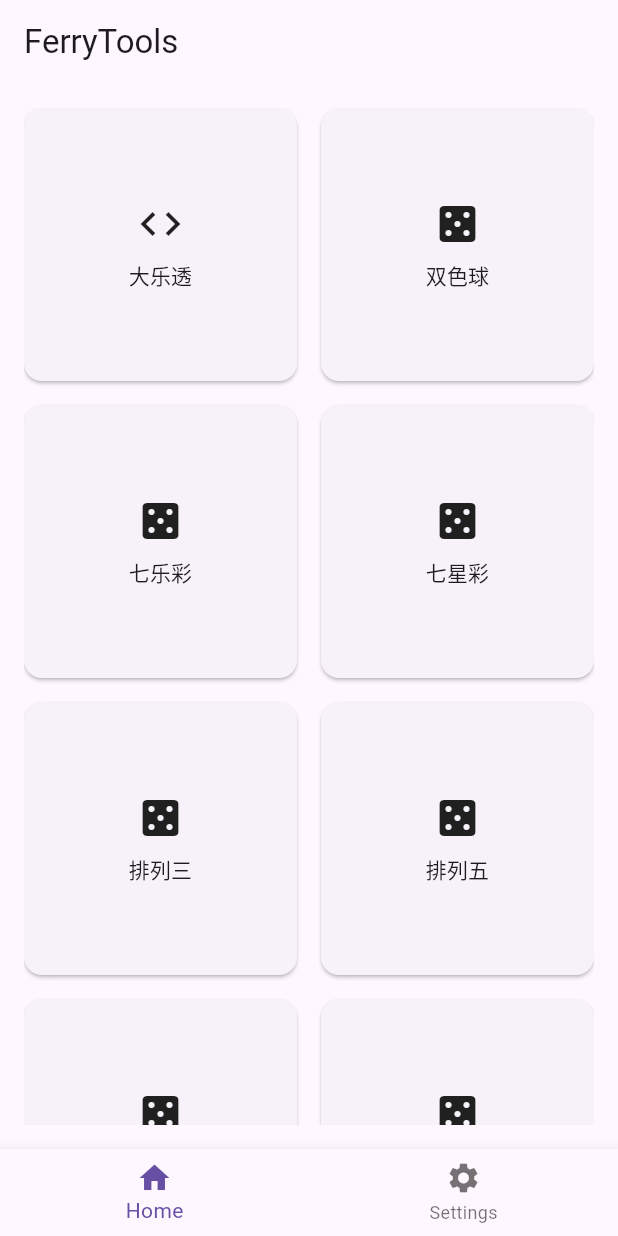
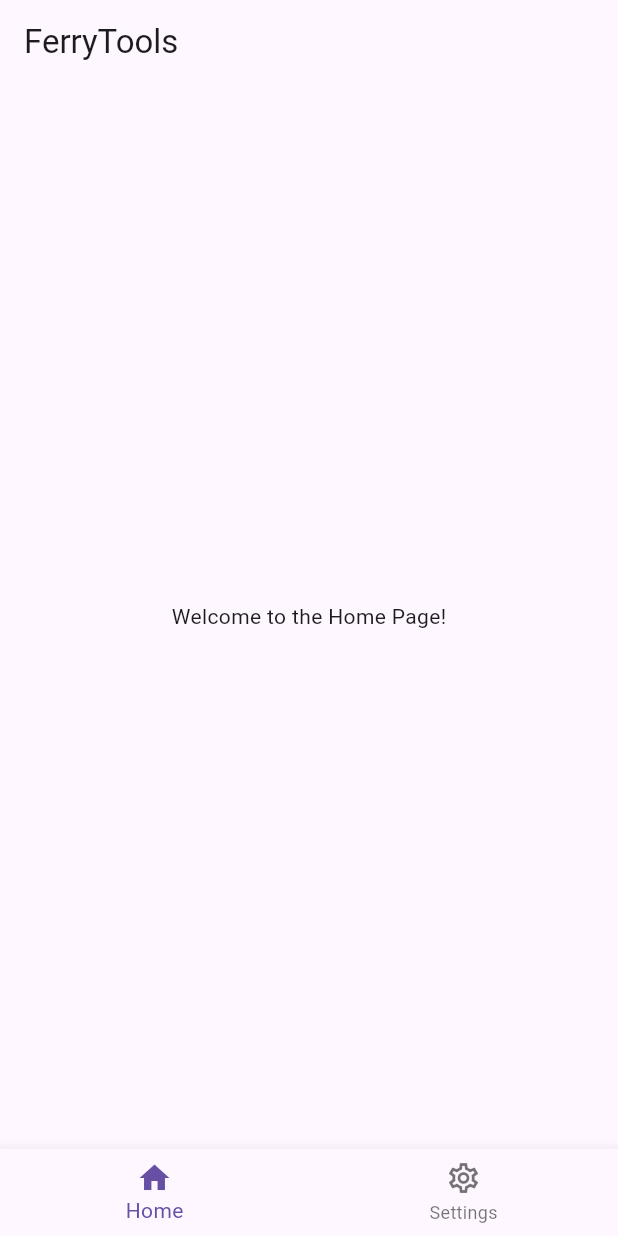
Before and after one commit to Netsh-f/FerryTools, a Flutter app: the screen it shows after launch, on a phone screen of 412 x 824 dp. Run offline on Flutter 3.47's test engine with Material 3 defaults, Android fonts, the phone set to English and light mode, and no system bars.

Commit message:
重构导航栏，响应式

```diff
--- a/lib/main_screen.dart
+++ b/lib/main_screen.dart
@@ -11,30 +11,127 @@ class MainScreen extends StatefulWidget {
 
 class _MainScreenState extends State<MainScreen> {
   int _currentIndex = 0;
-  final List<Widget> _pages = const [
-    HomePage(),
-    SettingPage(),
+
+  static final List<_NavigationItem> _navigationItems = [
+    _NavigationItem(
+      label: 'Home',
+      icon: Icons.home_outlined,
+      selectedIcon: Icons.home,
+      page: const HomePage(),
+    ),
+    _NavigationItem(
+      label: 'Settings',
+      icon: Icons.settings_outlined,
+      selectedIcon: Icons.settings,
+      page: const SettingPage(),
+    ),
   ];
 
   @override
   Widget build(BuildContext context) {
+    final bool isWideScreen = MediaQuery.of(context).size.width >= 600;
+    final currentView = _navigationItems[_currentIndex].page;
+
+    if (isWideScreen) {
+      return _DesktopLayout(
+        currentIndex: _currentIndex,
+        currentView: currentView,
+        onDestinationSelected: (index) => setState(() => _currentIndex = index),
+        navigationItems: _navigationItems,
+      );
+    } else {
+      return _MobileLayout(
+        currentIndex: _currentIndex,
+        currentView: currentView,
+        onDestinationSelected: (index) => setState(() => _currentIndex = index),
+        navigationItems: _navigationItems,
+      );
+    }
+  }
+}
+
+class _NavigationItem {
+  const _NavigationItem({
+    required this.label,
+    required this.icon,
+    required this.selectedIcon,
+    required this.page,
+  });
+
+  final String label;
+  final IconData icon;
+  final IconData selectedIcon;
+  final Widget page;
+}
+
+class _MobileLayout extends StatelessWidget {
+  const _MobileLayout({
+    required this.currentIndex,
+    required this.currentView,
+    required this.onDestinationSelected,
+    required this.navigationItems,
+  });
+
+  final int currentIndex;
+  final Widget currentView;
+  final ValueChanged<int> onDestinationSelected;
+  final List<_NavigationItem> navigationItems;
+
+  @override
+  Widget build(BuildContext context) {
     return Scaffold(
-      appBar: AppBar(
-        title: const Text('FerryTools'),
+      appBar: AppBar(title: const Text('FerryTools')),
+      body: currentView,
+      bottomNavigationBar: BottomNavigationBar(
+        currentIndex: currentIndex,
+        onTap: onDestinationSelected,
+        items: navigationItems.map((item) {
+          return BottomNavigationBarItem(
+            icon: Icon(item.icon),
+            activeIcon: Icon(item.selectedIcon),
+            label: item.label,
+          );
+        }).toList(),
       ),
-      body: _pages[_currentIndex],
-      bottomNavigationBar: BottomNavigationBar(
-        currentIndex: _currentIndex,
-        onTap: (i) => setState(() => _currentIndex = i),
-        items: const [
-          BottomNavigationBarItem(
-            icon: Icon(Icons.home),
-            label: 'Home',
+    );
+  }
+}
+
+class _DesktopLayout extends StatelessWidget {
+  const _DesktopLayout({
+    required this.currentIndex,
+    required this.currentView,
+    required this.onDestinationSelected,
+    required this.navigationItems,
+  });
+
+  final int currentIndex;
+  final Widget currentView;
+  final ValueChanged<int> onDestinationSelected;
+  final List<_NavigationItem> navigationItems;
+
+  @override
+  Widget build(BuildContext context) {
+
+    return Scaffold(
+      appBar: AppBar(title: const Text('FerryTools')),
+      body: Row(
+        children: [
+          NavigationRail(
+            minWidth: 72,
+            groupAlignment: -1.0,
+            labelType: NavigationRailLabelType.all,
+            selectedIndex: currentIndex,
+            onDestinationSelected: onDestinationSelected,
+            destinations: navigationItems.map((item) {
+              return NavigationRailDestination(
+                icon: Icon(item.icon),
+                selectedIcon: Icon(item.selectedIcon),
+                label: Text(item.label),
+              );
+            }).toList(),
           ),
-          BottomNavigationBarItem(
-            icon: Icon(Icons.settings),
-            label: 'Settings',
-          ),
+          Expanded(child: currentView),
         ],
       ),
     );
--- a/lib/pages/home_page.dart
+++ b/lib/pages/home_page.dart
@@ -1,60 +1,12 @@
 import 'package:flutter/material.dart';
-import 'package:ferrytools/widgets/tool_card.dart';
 
 class HomePage extends StatelessWidget {
   const HomePage({super.key});
 
-  static final List<Map<String, dynamic>> _tools = [
-    {'title': '大乐透', 'icon': Icons.code},
-    {'title': '双色球', 'icon': Icons.casino},
-    {'title': '七乐彩', 'icon': Icons.casino},
-    {'title': '七星彩', 'icon': Icons.casino},
-    {'title': '排列三', 'icon': Icons.casino},
-    {'title': '排列五', 'icon': Icons.casino},
-    {'title': '福彩3D', 'icon': Icons.casino},
-    {'title': '快乐8', 'icon': Icons.casino},
-    {'title': '竞彩足球', 'icon': Icons.sports_soccer},
-    {'title': '竞彩足球', 'icon': Icons.sports_soccer},
-  ];
-
   @override
   Widget build(BuildContext context) {
-    return Center(
-      child: ConstrainedBox(
-        constraints: const BoxConstraints(maxWidth: 700),
-        child: Padding(
-          padding: const EdgeInsets.all(16.0),
-          child: LayoutBuilder(
-            builder: (context, constraints) {
-              int crossAxisCount;
-              final width = constraints.maxWidth;
-              if (width < 300) {
-                crossAxisCount = 1;
-              } else if (width < 500) {
-                crossAxisCount = 2;
-              } else {
-                crossAxisCount = 3;
-              }
-
-              return GridView.builder(
-                gridDelegate: SliverGridDelegateWithFixedCrossAxisCount(
-                  crossAxisCount: crossAxisCount,
-                  crossAxisSpacing: 16,
-                  mainAxisSpacing: 16,
-                ),
-                itemCount: _tools.length,
-                itemBuilder: (context, index) {
-                  final tool = _tools[index];
-                  return ToolCard(
-                    title: tool['title'] as String,
-                    icon: tool['icon'] as IconData,
-                  );
-                },
-              );
-            },
-          ),
-        ),
-      ),
+    return const Center(
+      child: Text('Welcome to the Home Page!'),
     );
   }
 }
--- /dev/null
+++ b/lib/pages/lotto_page.dart
@@ -0,0 +1,10 @@
+import 'package:flutter/material.dart';
+
+class LottoPage extends StatelessWidget {
+  const LottoPage({super.key});
+
+  @override
+  Widget build(BuildContext context) {
+    return const Placeholder();
+  }
+}
--- a/lib/widgets/tool_card.dart
+++ /dev/null
@@ -1,43 +0,0 @@
-import 'package:flutter/material.dart';
-
-class ToolCard extends StatelessWidget {
-  final String title;
-  final IconData icon;
-  final VoidCallback? onTap;
-
-  const ToolCard({
-    super.key,
-    required this.title,
-    required this.icon,
-    this.onTap,
-  });
-
-  @override
-  Widget build(BuildContext context) {
-    return Card(
-      margin: EdgeInsets.zero,
-      clipBehavior: Clip.hardEdge,
-      child: InkWell(
-        onTap: onTap ?? () {},
-        child: Padding(
-          padding: const EdgeInsets.all(16.0),
-          child: Column(
-            mainAxisSize: MainAxisSize.min,
-            mainAxisAlignment: MainAxisAlignment.center,
-            children: [
-              Icon(icon, size: 32),
-              const SizedBox(height: 8),
-              Text(
-                title,
-                textAlign: TextAlign.center,
-                style: Theme.of(
-                  context,
-                ).textTheme.labelLarge?.copyWith(fontSize: 14),
-              ),
-            ],
-          ),
-        ),
-      ),
-    );
-  }
-}
```
